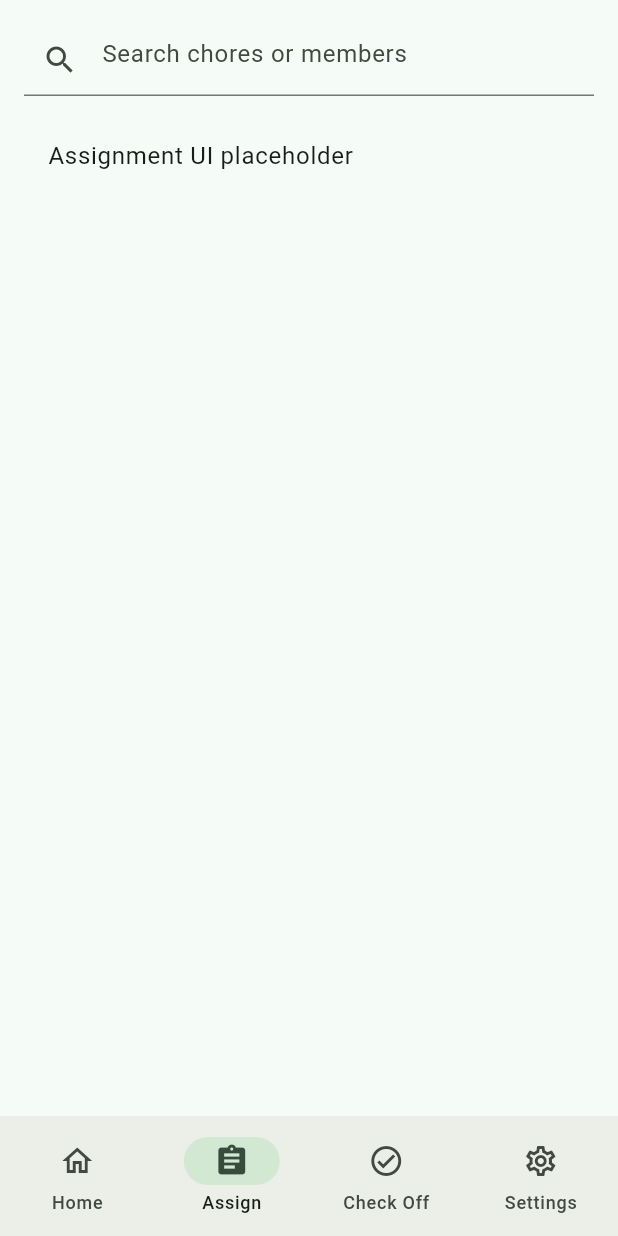
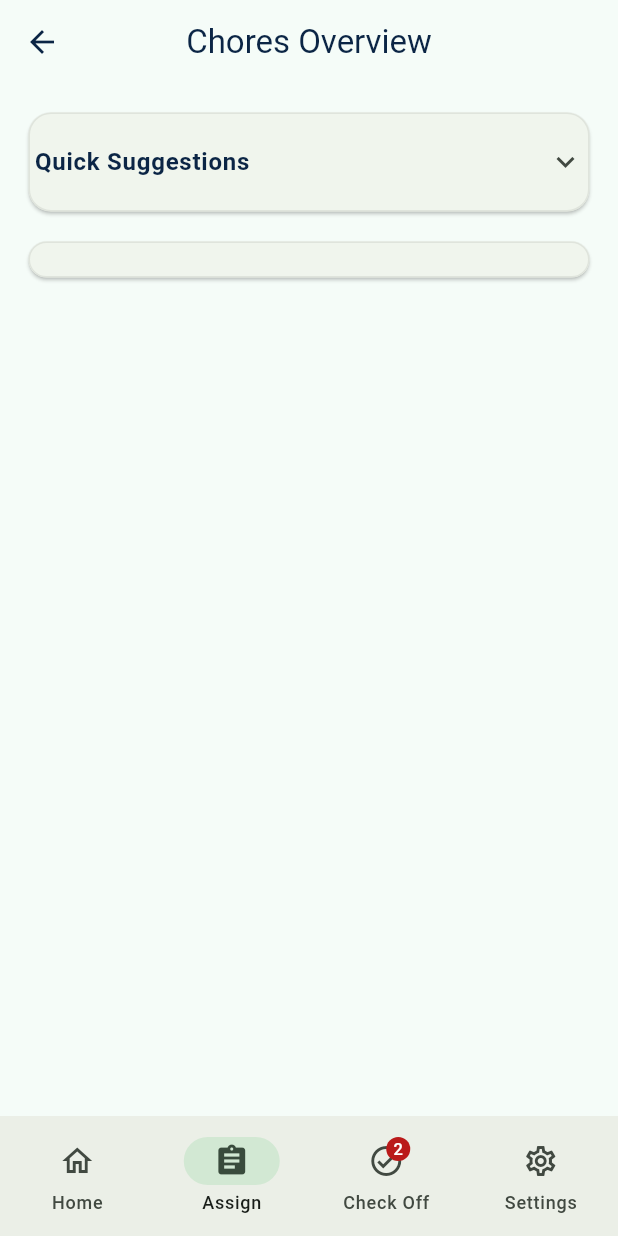
Before and after one commit to austin-adams19401/Chorezilla, a Flutter app: the ParentDashboardPage screen opened by its route, item 2 of the bottom bar chosen, on a phone screen of 412 x 824 dp. Run offline on Flutter 3.47's test engine with Material 3 defaults, Android fonts, the light colour scheme and no system bars.

Commit message:
started to create assign tab

```diff
--- a/lib/pages/parent_dashboard/assign_tab.dart
+++ b/lib/pages/parent_dashboard/assign_tab.dart
@@ -1,10 +1,12 @@
+import 'package:chorezilla/components/inputs.dart';
+import 'package:flutter/cupertino.dart';
 import 'package:flutter/material.dart';
-// import 'package:provider/provider.dart';
-// import '../../state/app_state.dart';
-// import '../../models/chore_models.dart';
+import 'package:provider/provider.dart';
+import '../../state/app_state.dart';
+import '../../models/chore_models.dart';
+import '../../models/family_models.dart';
 
 /// Parent assigns chores to kids; supports filters, search, etc.
-/// Keep state local unless multiple tabs/screens need to share it.
 class AssignTab extends StatefulWidget {
   const AssignTab({super.key});
 
@@ -13,43 +15,94 @@ class AssignTab extends StatefulWidget {
 }
 
 class _AssignTabState extends State<AssignTab> {
-  final TextEditingController _search = TextEditingController();
+  final _form = GlobalKey<FormState>();
+  final _title = TextEditingController();
+  final _points = TextEditingController(text: '5');
 
-  @override
-  void dispose() {
-    _search.dispose();
-    super.dispose();
-  }
+  ChoreSchedule _schedule = ChoreSchedule.daily;
+  final Set<int> _days = {}; // 1..7 for weekly/custom
+  bool _suggestionsOpen = false; // collapsed by default
+  final Set<String> _selected = {};
+  IconData? _icon;
+  Color? _iconColor;
 
   @override
   Widget build(BuildContext context) {
-    // final app = context.watch<AppState>();
-    // final members = app.family.members; // example
+    final cs = Theme.of(context).colorScheme;
 
-    return Padding(
-      padding: const EdgeInsets.all(16),
-      child: Column(
+    return Scaffold(
+      appBar: AppBar(
+        title: Text('Chores Overview'),
+        centerTitle: true,
+      ),
+      body: ListView(
+        padding: EdgeInsets.all(15),
         children: [
-          TextField(
-            controller: _search,
-            decoration: const InputDecoration(
-              hintText: 'Search chores or members',
-              prefixIcon: Icon(Icons.search),
+          //SUGGESTIONS COLLAPSED CARD
+          Card(
+            shape: RoundedRectangleBorder(
+              borderRadius: BorderRadius.circular(15),
+              side: BorderSide(color: Theme.of(context).colorScheme.surfaceContainerHighest),
             ),
-            onChanged: (_) => setState(() {}),
+            child: Theme(
+              data: Theme.of(context).copyWith(dividerColor: Colors.transparent),
+              child: ExpansionTile(
+                initiallyExpanded: _suggestionsOpen,
+                maintainState: true,
+                onExpansionChanged: (v) => setState(() => _suggestionsOpen = v),
+                tilePadding: const EdgeInsets.all(4),
+                title: Text('Quick Suggestions', style: TextStyle(color: Theme.of(context).colorScheme.secondary, fontWeight: FontWeight.w700),),
+                children: [
+                  Padding(
+                    padding: EdgeInsets.fromLTRB(12, 0, 12, 12),
+                    child: Wrap(
+                      spacing: 4,
+                      runSpacing: 4,
+                      children: kSuggestedChores.map((c) {
+                        return ActionChip(
+                          avatar: Icon(c.icon, size: 18),
+                          label: Text(c.title),
+                          onPressed: () {
+                            final cs = Theme.of(context).colorScheme;
+                            setState(() {
+                              _title.text  = c.title;
+                              _points.text = c.points.toString();
+                              _schedule    = c.schedule;
+                              _days
+                                ..clear()
+                                ..addAll(c.daysOfWeek);
+                              _icon       = c.icon;
+                              _iconColor  = cs.primary;
+                            });
+                          },
+                        );
+                      }).toList(),
+                    )
+                  )
+                ],
+              ),
+            ),
           ),
+
           const SizedBox(height: 12),
 
-          Expanded(
-            child: ListView(
-              children: const [
-                // TODO: render chores grouped by member, with add/remove assign actions
-                ListTile(title: Text('Assignment UI placeholder')),
-              ],
+          Card(
+            shape: RoundedRectangleBorder(
+              borderRadius: BorderRadius.circular(12),
+              side: BorderSide(color: cs.surfaceContainerHighest),
+              ),
+              child: Padding(
+                padding: EdgeInsets.all(12),
+
+              ),
             ),
-          ),
         ],
       ),
     );
   }
+  @override
+  void dispose() {
+    super.dispose();
+  }
+
 }
--- a/lib/pages/parent_dashboard/parent_dashboard.dart
+++ b/lib/pages/parent_dashboard/parent_dashboard.dart
@@ -1,4 +1,7 @@
+import 'package:chorezilla/models/chore_models.dart';
+import 'package:chorezilla/state/app_state.dart';
 import 'package:flutter/material.dart';
+import 'package:provider/provider.dart';
 import 'parent_home_tab.dart';
 import 'assign_tab.dart';
 import 'checkoff_tab.dart';
@@ -23,28 +26,37 @@ class _ParentDashboardPageState extends State<ParentDashboardPage> {
       SettingsTab(),
     ];
 
+    final app = context.watch<AppState>();
+    final choresToCheckOff = 2; // app.chores.where((c) => c.assigneeIds.isNotEmpty).length;
+
+    String _numberOfChoresReadyForCheckOff(int n) => n > 99 ? '99+' : '$n';
+
     return Scaffold(
       body: pages[_index],
       bottomNavigationBar: NavigationBar(
         selectedIndex: _index,
         onDestinationSelected: (i) => setState(() => _index = i),
-        destinations: const [
-          NavigationDestination(
+        destinations: [
+          const NavigationDestination(
             icon: Icon(Icons.home_outlined),
             selectedIcon: Icon(Icons.home),
             label: 'Home',
           ),
-          NavigationDestination(
+          const NavigationDestination(
             icon: Icon(Icons.assignment_outlined),
             selectedIcon: Icon(Icons.assignment),
             label: 'Assign',
           ),
           NavigationDestination(
-            icon: Icon(Icons.check_circle_outlined),
-            selectedIcon: Icon(Icons.check_circle),
+            icon: Badge(
+              isLabelVisible: true,
+              label: Text('2'),
+              child: const Icon(Icons.check_circle_outlined)
+            ),
+            selectedIcon: const Icon(Icons.check_circle),
             label: 'Check Off',
           ),
-          NavigationDestination(
+          const NavigationDestination(
             icon: Icon(Icons.settings_outlined),
             selectedIcon: Icon(Icons.settings),
             label: 'Settings',
--- a/lib/pages/parent_dashboard/parent_home_tab.dart
+++ b/lib/pages/parent_dashboard/parent_home_tab.dart
@@ -1,9 +1,6 @@
+import 'package:chorezilla/state/app_state.dart';
 import 'package:flutter/material.dart';
-// Pull whatever you actually use: AppState, models, widgets, etc.
-// import 'package:provider/provider.dart';
-// import '../../state/app_state.dart';
-// import '../../widgets/chore_card.dart';
-// import '../../models/chore_models.dart';
+import 'package:provider/provider.dart';
 
 /// Shows an overview for today/week. Read-only check indicators.
 /// Public widget (no underscore) so it can be imported by the shell.
@@ -17,10 +14,18 @@ class ParentHomeTab extends StatefulWidget {
 class _HomeTabState extends State<ParentHomeTab> {
   @override
   Widget build(BuildContext context) {
-    // final app = context.watch<AppState>();
+    final app = context.watch<AppState>();
+    final cs = Theme.of(context).colorScheme;
     // final chores = app.chores.choreListForToday; // example if you split state
 
-    return Container(
+    return Scaffold(
+      appBar: AppBar(
+        title: const Text('Chore overview'),
+        backgroundColor: cs.surface,
+        foregroundColor: cs.onSurface,
+        elevation: 0,
+      ),
+      body: Container(
         color: Colors.grey.shade100,
         padding: const EdgeInsets.all(16),
         child: Column(
@@ -51,6 +56,7 @@ class _HomeTabState extends State<ParentHomeTab> {
               ),
             ),
           ],
+        ),
       ),
     );
   }
--- a/lib/state/app_state.dart
+++ b/lib/state/app_state.dart
@@ -144,13 +144,12 @@ void addChore({
     points: points,
     schedule: schedule,
     daysOfWeek: daysOfWeek != null ? Set<int>.from(daysOfWeek) : {},
-    assigneeIds: Set<String>.from(assigneeIds), // <-- copy
+    assigneeIds: Set<String>.from(assigneeIds),
     icon: icon,
     iconColor: iconColor,
   ));
   notifyListeners();
 }
-
 
   void updateChore({
     required String choreId,
@@ -213,7 +212,6 @@ void addChore({
       id: _id(),
       choreId: choreId,
       memberId: memberId,
-      // Noon avoids DST edge cases
       completedAt: DateTime(day.year, day.month, day.day, 12),
     ));
     notifyListeners();
```
Also changed, not shown: lib/z_archive/parent_dashboard_old.dart (+0 -55 lines), lib/components/weekly_chore_checks.dart (added). Lines whose indentation alone changed are shown as unchanged.
